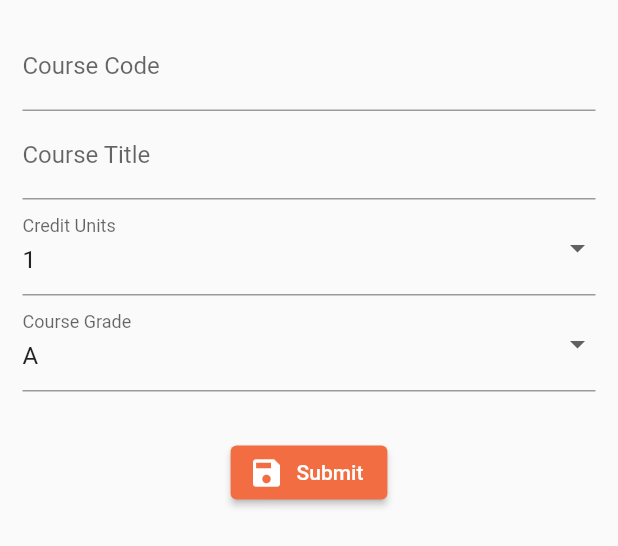
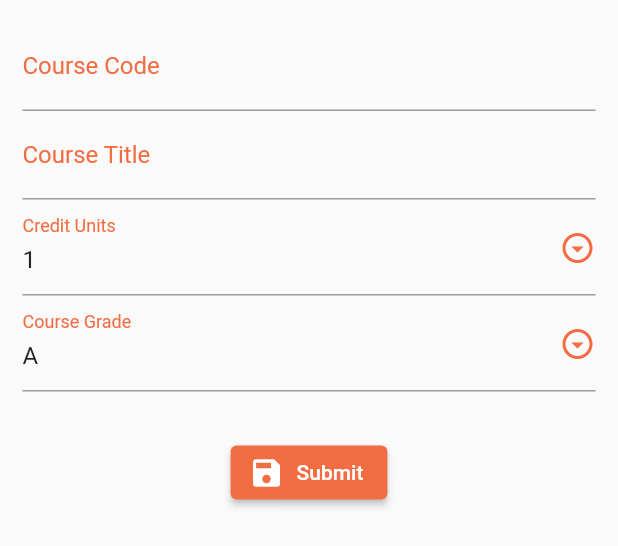
Before and after one commit to enny007/cgpa_calculator_, a Flutter app: the ModalForm widget shown alone on an empty page, opened directly, on a phone screen of 412 x 824 dp. Shown: the top 546 px of the screen. Run offline on Flutter 3.47's test engine with Material 2 defaults, Android fonts, the phone set to English and light mode, and no system bars; our stand-ins replace google_fonts.

Commit message:
Further Changes

```diff
--- a/lib/components/widgets/modal_form.dart
+++ b/lib/components/widgets/modal_form.dart
@@ -15,9 +15,9 @@ class ModalForm extends StatefulWidget {
 }
 
 class _ModalFormState extends State<ModalForm> {
-  // final Course? course;
+  Course? course;
   final _formKey = GlobalKey<FormState>();
-  final bool _addForm = false;
+  bool _addForm = false;
   String _gradeDropdownValue = "A";
   int _unitDropdownValue = 1;
   var _newCourseInput = Course(
@@ -25,29 +25,30 @@ class _ModalFormState extends State<ModalForm> {
     unit: 0,
     grade: '',
   );
-  late TextEditingController codeController;
-  late TextEditingController titleController;
 
   @override
   void initState() {
     super.initState();
-    codeController = TextEditingController();
-    titleController = TextEditingController();
+    course = widget.course;
+    if (course != null) {
+      _addForm = true;
+      _gradeDropdownValue = course!.grade;
+      _unitDropdownValue = course!.unit;
+      _newCourseInput =
+          Course(code: course!.code, unit: course!.unit, grade: course!.grade);
+    } else {}
   }
 
   void saveForm() async {
     final isValid = _formKey.currentState!.validate();
-    if (isValid) {
-      _formKey.currentState!.save();
+    if (!isValid) {
+      return;
     }
-    if (codeController.text.isEmpty || titleController.text.isEmpty) {
-      // String username = context.read<UserService>().currentUser.username;
-      // Course _newCourseInput = Course(username: username, code: code, unit: unit, grade: grade)
-    } else if (!_addForm) {
-      // context.read<CourseService>().addCourse(_newCourseInput);
+    _formKey.currentState!.save();
+    if (!_addForm) {
+      context.read<CourseService>().addCourse(_newCourseInput);
       Navigator.of(context).pop();
     } else {
-      // Navigator.of(context).pop();
       bool editDecision = await showDialog(
           context: context,
           builder: (BuildContext context) {
@@ -57,7 +58,8 @@ class _ModalFormState extends State<ModalForm> {
               actions: [
                 ElevatedButton(
                     style: ButtonStyle(
-                        backgroundColor: MaterialStateProperty.all(Colors.red),
+                        backgroundColor:
+                            MaterialStateProperty.all(Utils.primaryColor),
                         foregroundColor:
                             MaterialStateProperty.all(Colors.white)),
                     onPressed: () => Navigator.of(context).pop(true),
@@ -67,22 +69,17 @@ class _ModalFormState extends State<ModalForm> {
                 ElevatedButton(
                   style: ButtonStyle(
                       backgroundColor:
-                          MaterialStateProperty.all(Colors.transparent),
-                      foregroundColor: MaterialStateProperty.all(Colors.black)),
+                          MaterialStateProperty.all(Utils.primaryColor),
+                      foregroundColor: MaterialStateProperty.all(Colors.white)),
                   onPressed: () => Navigator.of(context).pop(false),
-                  child: const Text('No'),
+                  child: const Text('Cancel'),
                 ),
               ],
             );
           });
       if (editDecision) {
         if (!mounted) return;
-        context.read<CourseService>().editCourse(
-              widget.course!.code,
-              widget.course!.title!,
-              widget.course!.unit,
-              widget.course!.grade,
-            );
+        context.read<CourseService>().addCourse(_newCourseInput);
         Navigator.of(context).pop();
       } else {
         if (!mounted) return;
@@ -100,8 +97,11 @@ class _ModalFormState extends State<ModalForm> {
         child: Column(
           children: [
             TextFormField(
-              decoration: const InputDecoration(labelText: 'Course Code'),
-              controller: codeController,
+              cursorColor: Utils.primaryColor,
+              decoration: InputDecoration(
+                  labelText: 'Course Code',
+                  labelStyle: TextStyle(color: Utils.primaryColor)),
+              initialValue: _newCourseInput.code,
               validator: (value) {
                 if (value!.isEmpty) {
                   return 'Please input a course code';
@@ -118,14 +118,14 @@ class _ModalFormState extends State<ModalForm> {
               },
             ),
             TextFormField(
-              decoration: const InputDecoration(labelText: 'Course Title'),
-              controller: titleController,
-              validator: (value) {
-                if (value!.isEmpty) {
-                  return 'Please input a course title';
-                }
-                return null;
-              },
+              decoration: InputDecoration(
+                labelText: 'Course Title',
+                labelStyle: TextStyle(
+                  color: Utils.primaryColor,
+                ),
+              ),
+              cursorColor: Utils.primaryColor,
+              initialValue: _newCourseInput.title,
               onSaved: (value) {
                 if (value != null && value.isNotEmpty) {
                   _newCourseInput = Course(
@@ -137,7 +137,12 @@ class _ModalFormState extends State<ModalForm> {
               },
             ),
             DropdownButtonFormField(
-              decoration: const InputDecoration(labelText: 'Credit Units'),
+              decoration: InputDecoration(
+                labelText: 'Credit Units',
+                labelStyle: TextStyle(
+                  color: Utils.primaryColor,
+                ),
+              ),
               value: _unitDropdownValue,
               items: const [
                 DropdownMenuItem<int>(
@@ -182,6 +187,10 @@ class _ModalFormState extends State<ModalForm> {
                   _unitDropdownValue = value as int;
                 });
               },
+              icon: Icon(
+                Icons.arrow_drop_down_circle_outlined,
+                color: Utils.primaryColor,
+              ),
               // icon: dropdownvolor arrow_drop_down,
               onSaved: (value) {
                 _newCourseInput = Course(
@@ -193,7 +202,12 @@ class _ModalFormState extends State<ModalForm> {
               },
             ),
             DropdownButtonFormField(
-              decoration: const InputDecoration(labelText: 'Course Grade'),
+              decoration: InputDecoration(
+                labelText: 'Course Grade',
+                labelStyle: TextStyle(
+                  color: Utils.primaryColor,
+                ),
+              ),
               value: _gradeDropdownValue,
               items: const [
                 DropdownMenuItem<String>(
@@ -226,11 +240,10 @@ class _ModalFormState extends State<ModalForm> {
                   _gradeDropdownValue = value.toString();
                 });
               },
-              // onSaved: (value) {
-              //   setState(() {
-              //     _gradeDropdownValue = value.toString();
-              //   });
-              // },
+              icon: Icon(
+                Icons.arrow_drop_down_circle_outlined,
+                color: Utils.primaryColor,
+              ),
               onSaved: (value) {
                 _newCourseInput = Course(
                     code: _newCourseInput.code,
@@ -247,8 +260,12 @@ class _ModalFormState extends State<ModalForm> {
                 backgroundColor:
                     MaterialStateProperty.all<Color>(Utils.primaryColor),
               ),
-              icon: Icon(widget.course == null ? Icons.save : Icons.edit),
-              label: Text(widget.course == null ? 'Submit' : 'Edit'),
+              icon: Icon(
+                course == null ? Icons.save : Icons.edit,
+              ),
+              label: Text(
+                course == null ? 'Submit' : 'Edit',
+              ),
               onPressed: () {
                 saveForm();
               },
--- a/pubspec.yaml
+++ b/pubspec.yaml
@@ -27,14 +27,12 @@ environment:
 # the latest version available on pub.dev. To see which dependencies have newer
 # versions available, run `flutter pub outdated`.
 dependencies:
-  carousel_slider: ^4.1.1
   cupertino_icons: ^1.0.2
   flutter:
     sdk: flutter
   google_fonts: ^3.0.1
   provider: ^6.0.3
   shared_preferences: ^2.0.15
-  smooth_page_indicator: ^1.0.0+2
   sqflite: ^2.0.3+1
 
 dev_dependencies:
```
Also changed, not shown: lib/main.dart (+8 -1 lines), lib/pages/cgpa_page.dart (+4 -3 lines), lib/services/course_service.dart (+1 -25 lines), pubspec.lock.
